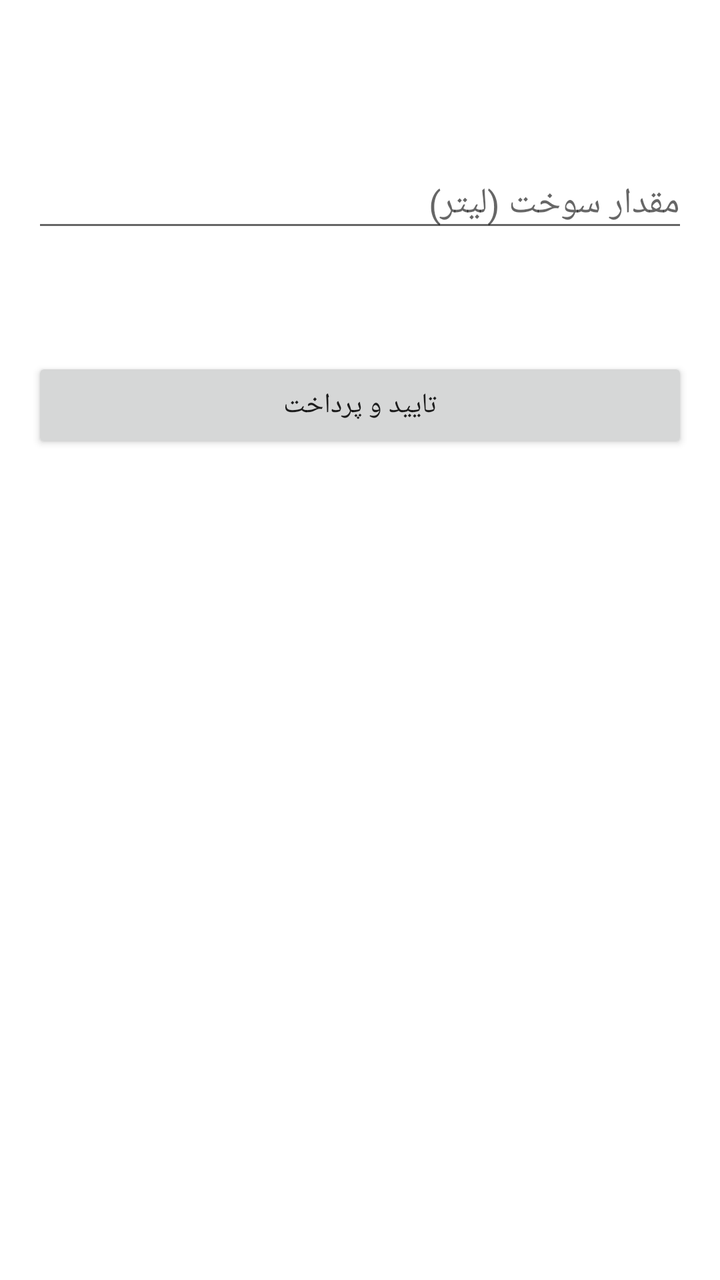
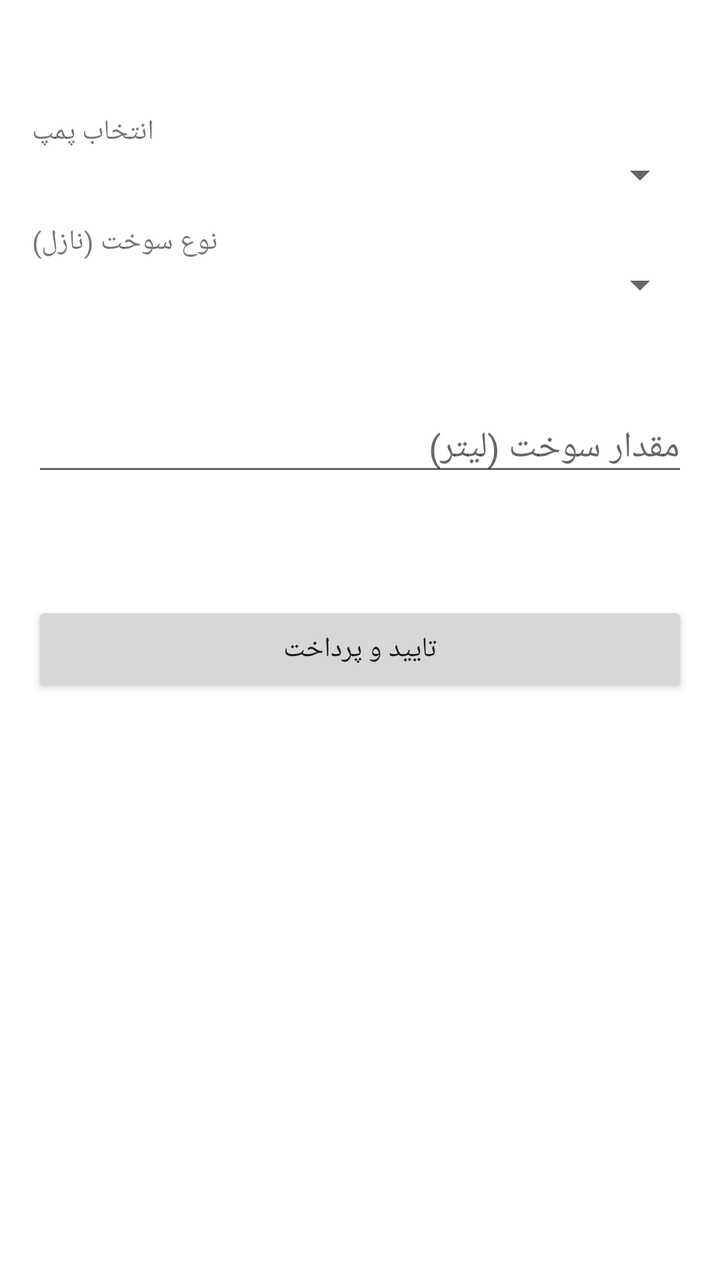

Two renders of the same Android screen: before a commit and after it. Below are the layout's source before the change and the commit's diff.
<!-- AndroidManifest.xml: application theme Theme.FuelStationApp -->
<!-- res/layout/activity_payment.xml -->
<?xml version="1.0" encoding="utf-8"?>
<LinearLayout xmlns:android="http://schemas.android.com/apk/res/android"
    android:layout_width="match_parent"
    android:layout_height="match_parent"
    android:orientation="vertical"
    android:padding="16dp">

    <TextView
        android:id="@+id/tvStationInfo"
        android:layout_width="wrap_content"
        android:layout_height="wrap_content"
        android:textSize="18sp"
        android:textStyle="bold" />

    <TextView
        android:id="@+id/tvPricePerLiter"
        android:layout_width="wrap_content"
        android:layout_height="wrap_content"
        android:layout_marginTop="4dp" />

    <EditText
        android:id="@+id/etLiters"
        android:layout_width="match_parent"
        android:layout_height="wrap_content"
        android:layout_marginTop="16dp"
        android:hint="مقدار سوخت (لیتر)"
        android:inputType="numberDecimal" />

    <TextView
        android:id="@+id/tvTotal"
        android:layout_width="wrap_content"
        android:layout_height="wrap_content"
        android:layout_marginTop="12dp"
        android:textSize="16sp"
        android:textStyle="bold" />

    <Button
        android:id="@+id/btnConfirmPay"
        android:layout_width="match_parent"
        android:layout_height="wrap_content"
        android:layout_marginTop="24dp"
        android:text="تایید و پرداخت" />

</LinearLayout>
<!-- resources referenced by this layout -->
<resources>
  <style name="Theme.FuelStationApp" parent="Theme.MaterialComponents.DayNight.NoActionBar">
          <item name="colorPrimary">#1565C0</item>
          <item name="colorPrimaryDark">#0D47A1</item>
          <item name="colorAccent">#FFC107</item>
      </style>
</resources>

<!-- the commit's change to res/layout/activity_payment.xml (unified diff, before → after) -->
@@ -13,10 +13,32 @@
         android:textStyle="bold" />
 
     <TextView
+        android:layout_width="wrap_content"
+        android:layout_height="wrap_content"
+        android:layout_marginTop="16dp"
+        android:text="انتخاب پمپ" />
+
+    <Spinner
+        android:id="@+id/spPump"
+        android:layout_width="match_parent"
+        android:layout_height="wrap_content" />
+
+    <TextView
+        android:layout_width="wrap_content"
+        android:layout_height="wrap_content"
+        android:layout_marginTop="12dp"
+        android:text="نوع سوخت (نازل)" />
+
+    <Spinner
+        android:id="@+id/spFuelType"
+        android:layout_width="match_parent"
+        android:layout_height="wrap_content" />
+
+    <TextView
         android:id="@+id/tvPricePerLiter"
         android:layout_width="wrap_content"
         android:layout_height="wrap_content"
-        android:layout_marginTop="4dp" />
+        android:layout_marginTop="12dp" />
 
     <EditText
         android:id="@+id/etLiters"
